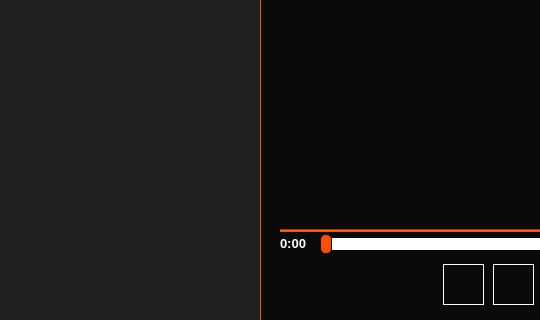
Old version of the form mainwindow.ui in the repository skylaxGH/Progetto-FeelloLoeegge; both pictures show x 0 to 540 and y 280 to 600 of the 800 by 600 pixel window.
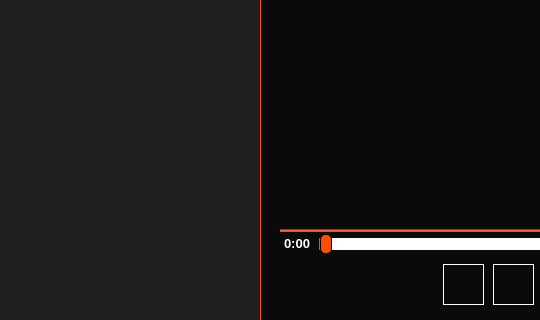
New version of the form. Icons and pictures are not drawn.

The edit to the form file:
```diff
--- a/mainwindow.ui
+++ b/mainwindow.ui
@@ -346,9 +346,9 @@
    <widget class="QLabel" name="timeLabel">
     <property name="geometry">
      <rect>
-      <x>280</x>
+      <x>284</x>
       <y>491</y>
-      <width>41</width>
+      <width>31</width>
       <height>16</height>
      </rect>
     </property>
```
Left out of the diff: 31 changed lines with no effect on the pictures.
